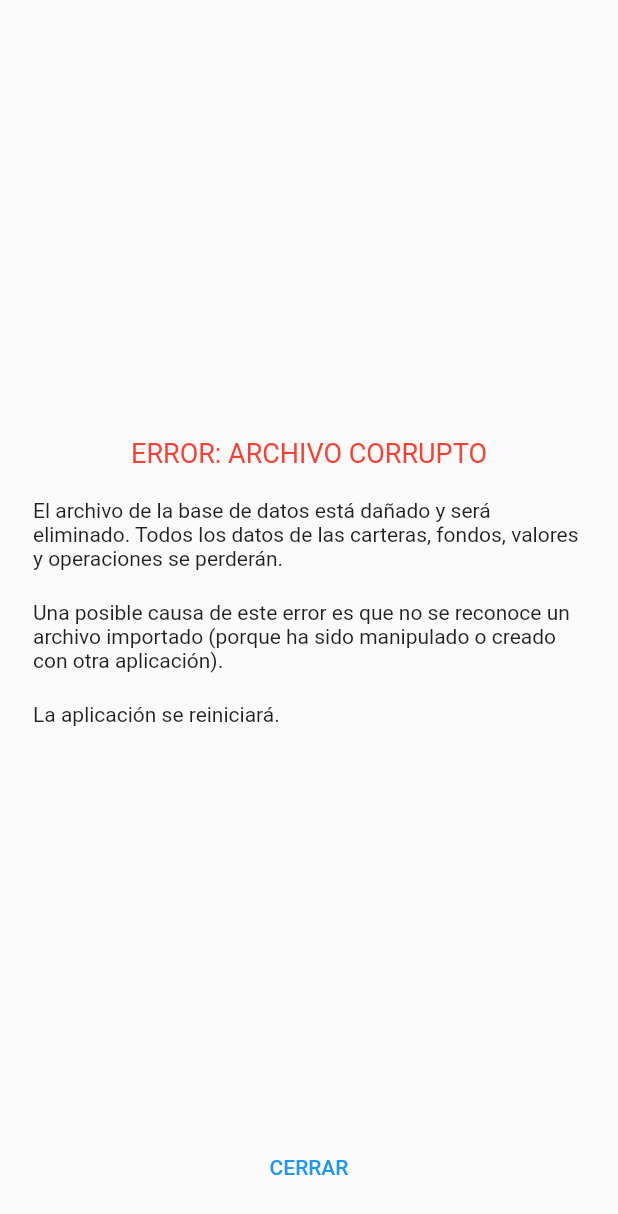
After one commit to Webierta/carfoin, a Flutter app: the PageError screen opened by its route, on a phone screen of 412 x 824 dp. The commit adds this screen. Shown: the top 1214 px of the screen. Run offline on Flutter 3.47's test engine with Material 2 defaults, Android fonts, the phone set to English and light mode, and no system bars; our stand-ins replace file_picker, fl_chart, flutter_dotenv, flutter_markdown, flutter_speed_dial, go_router and 2 more; missing offline and left inert: restart_app; accounts and stored records are empty.

Commit message:
Handling database errors

```diff
--- a/lib/main.dart
+++ b/lib/main.dart
@@ -1,7 +1,7 @@
 import 'package:flutter/material.dart';
 import 'package:flutter_dotenv/flutter_dotenv.dart';
+import 'package:flutter_localizations/flutter_localizations.dart';
 import 'package:provider/provider.dart';
-import 'package:flutter_localizations/flutter_localizations.dart';
 
 import 'models/cartera_provider.dart';
 import 'router/app_router.dart';
@@ -38,6 +38,7 @@ class MyApp extends StatelessWidget {
       supportedLocales: const [Locale('es', 'ES')],
       debugShowCheckedModeBanner: false,
       title: 'Carfoin',
+      //scaffoldMessengerKey: snackbarKey,
       theme: ThemeData(
         //brightness: Brightness.dark,
         //primarySwatch: Colors.blue,
--- /dev/null
+++ b/lib/pages/page_error.dart
@@ -0,0 +1,54 @@
+import 'package:flutter/material.dart';
+import 'package:restart_app/restart_app.dart';
+import 'package:sqflite/sqflite.dart';
+
+import '../services/database_helper.dart';
+
+class PageError extends StatelessWidget {
+  const PageError({Key? key}) : super(key: key);
+
+  @override
+  Widget build(BuildContext context) {
+    DatabaseHelper database = DatabaseHelper();
+    return SafeArea(
+      child: Scaffold(
+        body: Padding(
+          padding: const EdgeInsets.all(22.0),
+          child: Column(
+            //mainAxisAlignment: MainAxisAlignment.center,
+            crossAxisAlignment: CrossAxisAlignment.start,
+            children: [
+              const Spacer(),
+              const Center(
+                child: Text(
+                  'ERROR: ARCHIVO CORRUPTO',
+                  style: TextStyle(fontSize: 18, color: Colors.red),
+                ),
+              ),
+              const SizedBox(height: 20),
+              const Text('El archivo de la base de datos está dañado y será eliminado. '
+                  'Todos los datos de las carteras, fondos, valores y operaciones se perderán.'),
+              const SizedBox(height: 20),
+              const Text(
+                  'Una posible causa de este error es que no se reconoce un archivo importado '
+                  '(porque ha sido manipulado o creado con otra aplicación).'),
+              const SizedBox(height: 20),
+              const Text('La aplicación se reiniciará.'),
+              const Spacer(),
+              Center(
+                child: TextButton(
+                  onPressed: () async {
+                    final String dbPath = await database.getDatabasePath();
+                    await deleteDatabase(dbPath);
+                    Restart.restartApp();
+                  },
+                  child: const Text('CERRAR'),
+                ),
+              )
+            ],
+          ),
+        ),
+      ),
+    );
+  }
+}
--- a/lib/router/app_router.dart
+++ b/lib/router/app_router.dart
@@ -1,5 +1,6 @@
 import 'package:go_router/go_router.dart';
 
+import '../pages/page_error.dart';
 import 'error_screen.dart';
 import 'router_utils.dart';
 
@@ -78,6 +79,10 @@ class AppRouter {
         path: AppPage.support.routePath,
         builder: (context, state) => const PageSupport(),
       ),
+      GoRoute(
+        path: AppPage.error.routePath,
+        builder: (context, state) => const PageError(),
+      ),
     ],
 
     errorBuilder: (context, state) => ErrorScreen(error: state.error.toString()),
--- a/lib/router/router_utils.dart
+++ b/lib/router/router_utils.dart
@@ -15,6 +15,7 @@ enum AppPage {
   about,
   support,
   settings,
+  error,
 }
 
 extension AppPageExtension on AppPage {
@@ -42,6 +43,8 @@ extension AppPageExtension on AppPage {
         return '/support';
       case AppPage.settings:
         return '/settings';
+      case AppPage.error:
+        return '/error';
       default:
         return '/';
     }
--- a/lib/router/routes_const.dart
+++ b/lib/router/routes_const.dart
@@ -9,3 +9,4 @@ const String infoPage = '/info';
 const String aboutPage = '/about';
 const String supportPage = '/support';
 const String settingsPage = '/settings';
+const String errorPage = '/error';
```
Also changed, not shown: lib/pages/page_cartera.dart (+96 -45 lines), lib/pages/page_fondo.dart (+39 -17 lines), lib/pages/page_home.dart (+8 -0 lines), lib/services/database_helper.dart (+85 -1 lines), 1 other file.
